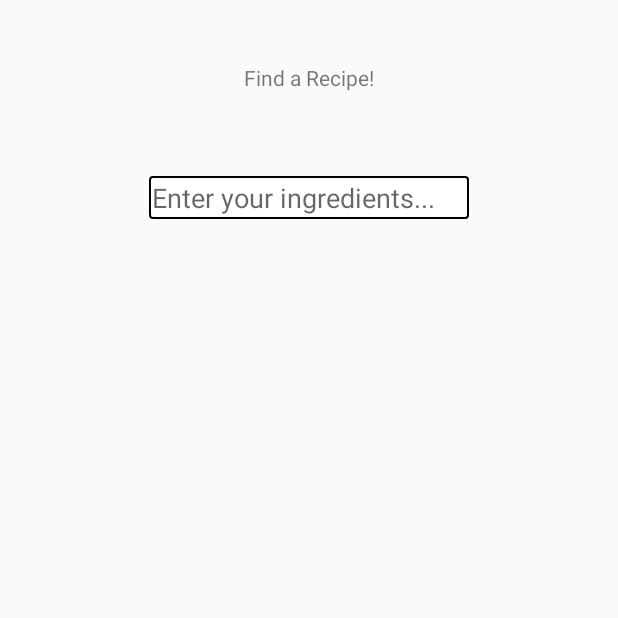
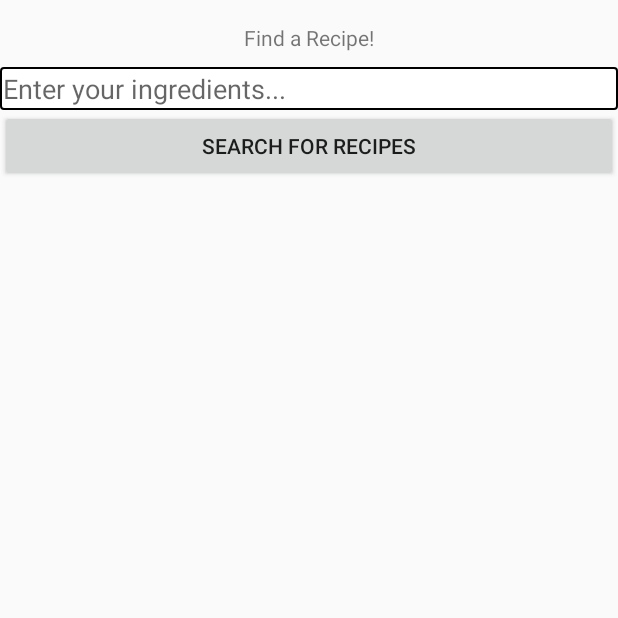
Before and after one commit to clumsyninja007/Sporkly, an Android app: the myIngredientsActivity screen opened directly, with no data from a screen before it, on a phone screen of 412 x 824 dp, the top half of it. Run offline under Robolectric (Android 15) with nearby library versions, the phone set to English and light mode, and no system bars.

Commit message:
Added recipe searching to my inregedients.

```diff
--- a/app/src/main/res/layout/my_ingredients.xml
+++ b/app/src/main/res/layout/my_ingredients.xml
@@ -1,27 +1,38 @@
 <?xml version="1.0" encoding="utf-8"?>
-<RelativeLayout xmlns:android="http://schemas.android.com/apk/res/android"
+<LinearLayout xmlns:android="http://schemas.android.com/apk/res/android"
     android:layout_width="match_parent"
-    android:layout_height="match_parent">
+    android:layout_height="match_parent"
+    android:orientation="vertical">
+
+    <TextView
+        android:text="Find a Recipe!"
+        android:layout_width="match_parent"
+        android:layout_height="wrap_content"
+        android:layout_marginTop="15dp"
+        android:id="@+id/textView4"
+        android:textAlignment="center" />
 
     <EditText
-        android:layout_width="wrap_content"
+        android:layout_width="match_parent"
         android:layout_height="wrap_content"
         android:inputType="textPersonName"
         android:ems="10"
-        android:layout_marginTop="56dp"
-        android:id="@+id/editText3"
+        android:layout_marginTop="10dp"
+        android:id="@+id/recipeText"
         android:hint="Enter your ingredients..."
         android:background="@drawable/border"
-        android:padding="2dp"
-        android:layout_below="@+id/textView4"
-        android:layout_centerHorizontal="true" />
+        android:padding="2dp" />
 
-    <TextView
-        android:text="Find a Recipe!"
-        android:layout_width="wrap_content"
+    <Button
+        android:text="Search for recipes"
+        android:layout_width="match_parent"
         android:layout_height="wrap_content"
-        android:layout_marginTop="42dp"
-        android:id="@+id/textView4"
-        android:layout_alignParentTop="true"
-        android:layout_centerHorizontal="true" />
-</RelativeLayout>
+        android:id="@+id/recipeButton" />
+
+
+    <ListView
+        android:layout_width="match_parent"
+        android:layout_height="match_parent"
+        android:id="@+id/recipeList" />
+
+</LinearLayout>
```
Also changed, not shown: app/src/main/java/com/example/aharm/sporkly/myIngredientsActivity.java (+150 -1 lines).
